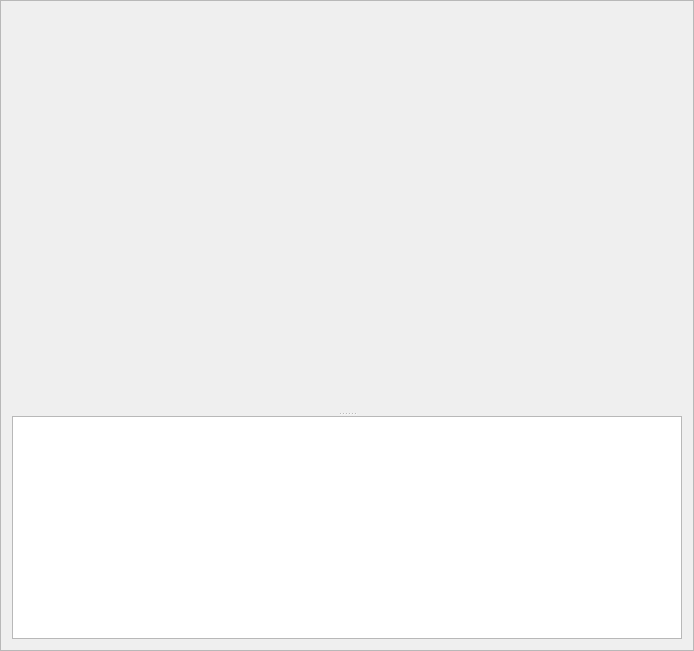
The window that ui/vstruct.ui (mandiant/flare-wmi) describes before a commit, drawn with Qt 5.
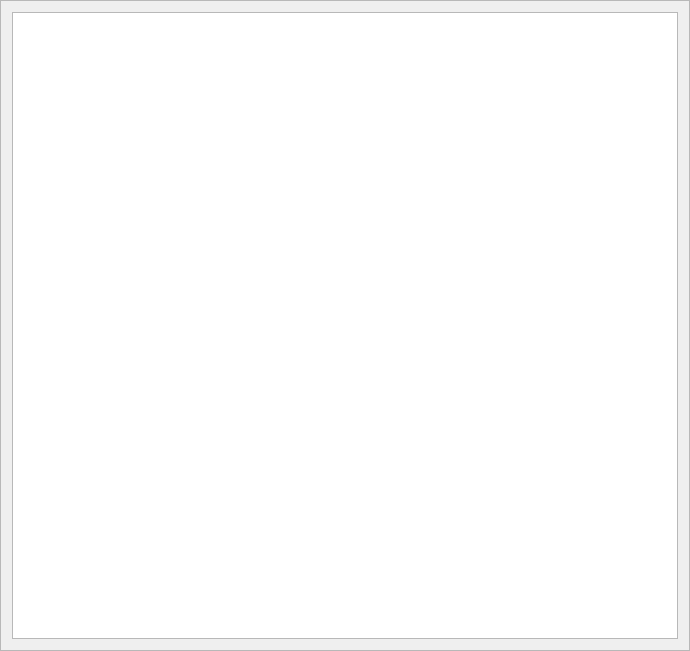
The same window after the commit.

Commit message: hexview: subclass ui type, rather than add it as a child widget. better alignment.

```diff
--- a/ui/vstruct.ui
+++ b/ui/vstruct.ui
@@ -6,7 +6,7 @@
    <rect>
     <x>0</x>
     <y>0</y>
-    <width>670</width>
+    <width>690</width>
     <height>651</height>
    </rect>
   </property>
@@ -25,19 +25,6 @@
      <property name="orientation">
       <enum>Qt::Vertical</enum>
      </property>
-     <widget class="QWidget" name="detailsFrame" native="true">
-      <property name="minimumSize">
-       <size>
-        <width>670</width>
-        <height>400</height>
-       </size>
-      </property>
-      <layout class="QVBoxLayout" name="verticalLayout_2">
-       <item>
-        <layout class="QVBoxLayout" name="detailsLayout"/>
-       </item>
-      </layout>
-     </widget>
      <widget class="QTreeView" name="treeView"/>
     </widget>
    </item>
```
The commit also changes 4 other files.
